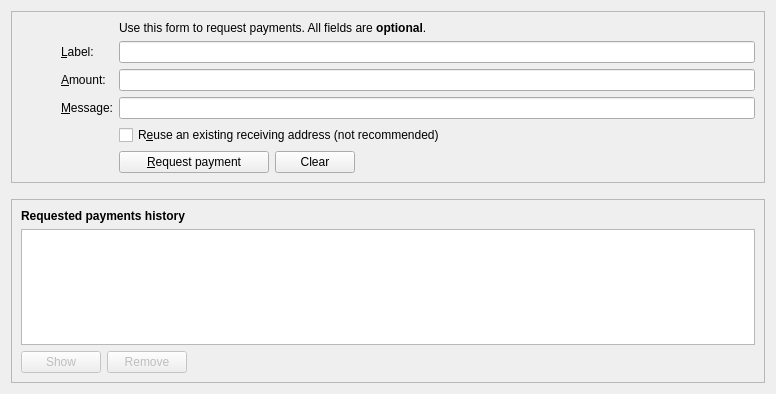
odrowonz/atbcoin-insight, file src/qt/forms/receivecoinsdialog.ui: the form before one commit.
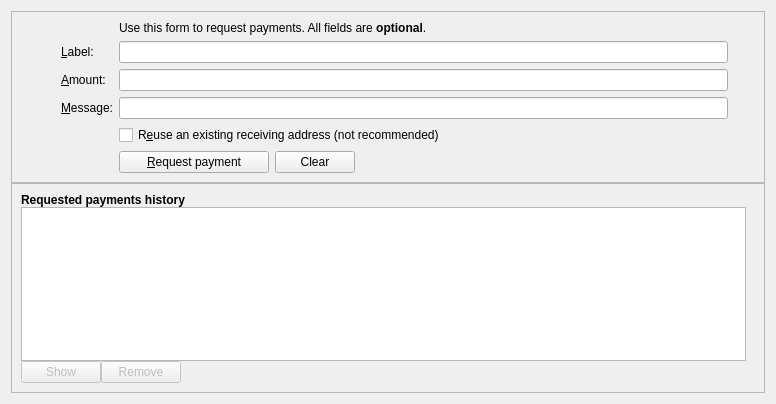
The form after the commit. Icons and pictures are not drawn. Custom widgets are drawn as their Qt base class.

What changed in the file:
```diff
--- a/src/qt/forms/receivecoinsdialog.ui
+++ b/src/qt/forms/receivecoinsdialog.ui
@@ -7,10 +7,13 @@
     <x>0</x>
     <y>0</y>
     <width>776</width>
-    <height>394</height>
+    <height>404</height>
    </rect>
   </property>
-  <layout class="QVBoxLayout" name="verticalLayout" stretch="0,0,1">
+  <layout class="QVBoxLayout" name="verticalLayout" stretch="0,1">
+   <property name="spacing">
+    <number>0</number>
+   </property>
    <item>
     <widget class="QFrame" name="frame2">
      <property name="sizePolicy">
@@ -26,6 +29,9 @@
       <enum>QFrame::Sunken</enum>
      </property>
      <layout class="QVBoxLayout" name="verticalLayout_3">
+      <property name="rightMargin">
+       <number>36</number>
+      </property>
       <item>
        <layout class="QGridLayout" name="gridLayout">
         <item row="7" column="3">
@@ -221,19 +227,6 @@
      </layout>
     </widget>
    </item>
-   <item>
-    <spacer name="verticalSpacer_2">
-     <property name="orientation">
-      <enum>Qt::Vertical</enum>
-     </property>
-     <property name="sizeHint" stdset="0">
-      <size>
-       <width>20</width>
-       <height>10</height>
-      </size>
-     </property>
-    </spacer>
-   </item>
    <item>
     <widget class="QFrame" name="frame">
      <property name="sizePolicy">
@@ -249,8 +242,26 @@
       <enum>QFrame::Raised</enum>
      </property>
      <layout class="QVBoxLayout" name="verticalLayout_2">
+      <property name="spacing">
+       <number>0</number>
+      </property>
+      <property name="rightMargin">
+       <number>18</number>
+      </property>
       <item>
-       <widget class="QLabel" name="label_6">
+       <widget class="QLabel" name="TableHeader">
+        <property name="minimumSize">
+         <size>
+          <width>0</width>
+          <height>0</height>
+         </size>
+        </property>
+        <property name="maximumSize">
+         <size>
+          <width>16777215</width>
+          <height>16777215</height>
+         </size>
+        </property>
         <property name="font">
          <font>
           <weight>75</weight>
```
